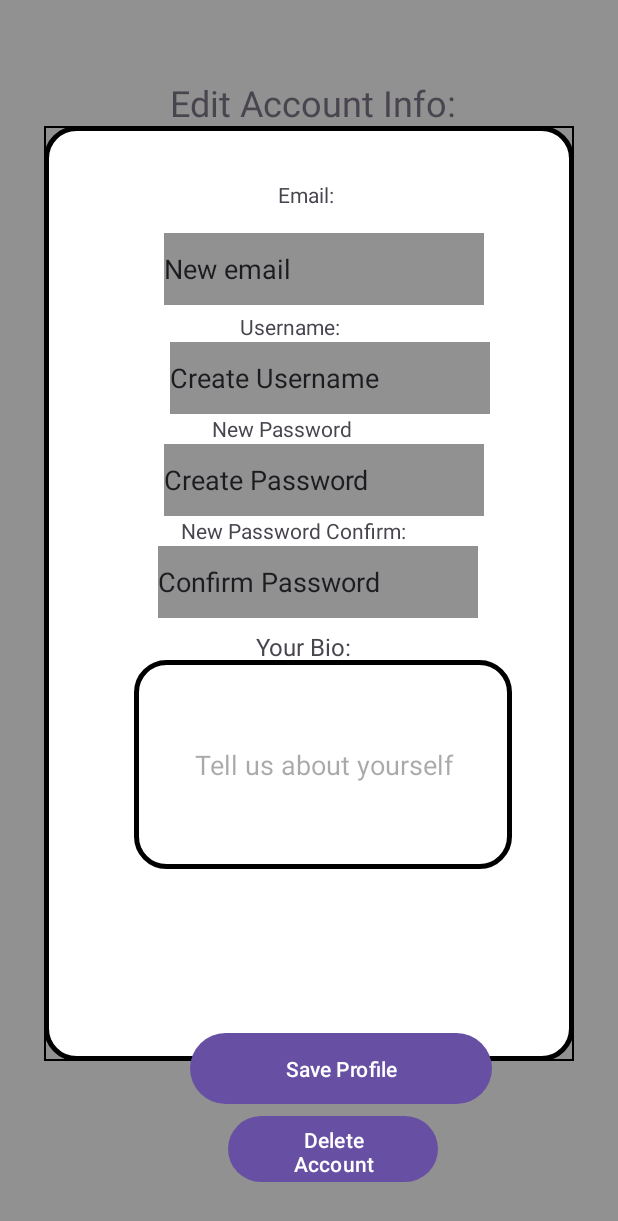
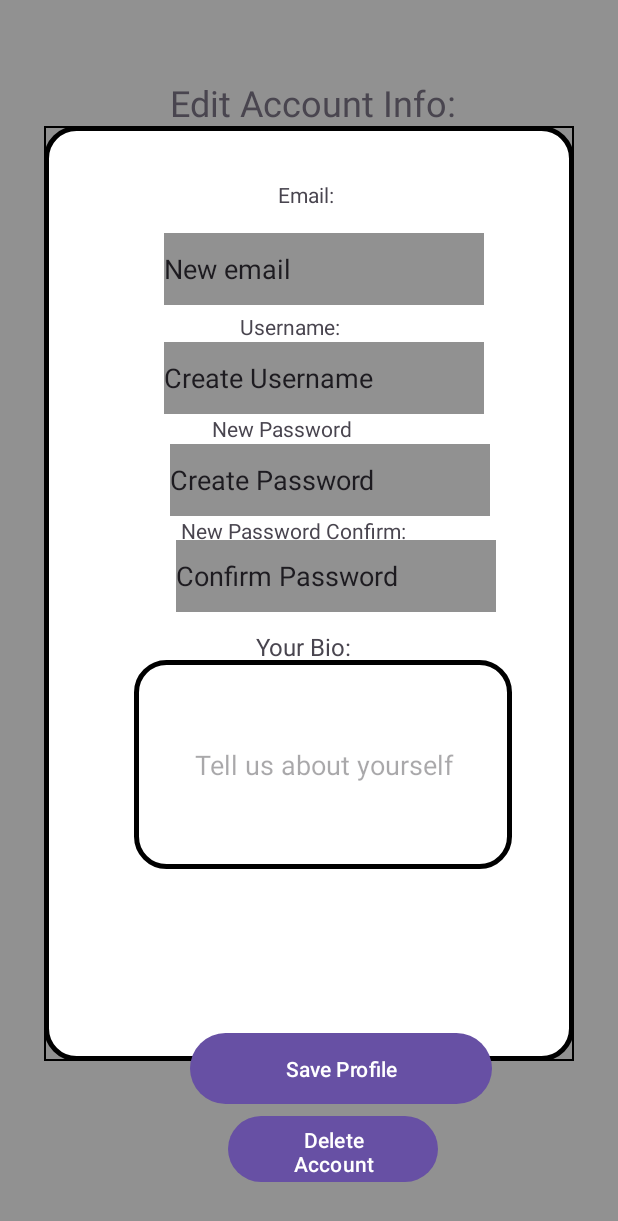
Before and after one commit to byui-cse397/2024WinCSE490PCP, an Android app: the layout editaccount.xml on its own in the app's theme, with its tools: preview values and no code run, on a phone screen of 412 x 824 dp. Shown: the top 1221 px of the screen. Run offline under Robolectric (Android 15) with nearby library versions, the phone set to English and light mode, and no system bars.

Commit message:
Update editaccount.xml

```diff
--- a/src/Front-End/project/app/src/main/res/layout/editaccount.xml
+++ b/src/Front-End/project/app/src/main/res/layout/editaccount.xml
@@ -24,7 +24,7 @@
         android:layout_width="wrap_content"
         android:layout_height="wrap_content"
         android:layout_marginTop="144dp"
-        android:layout_marginEnd="56dp"
+        android:layout_marginEnd="60dp"
         android:background="@color/background"
         android:ems="10"
         android:inputType="text"
@@ -114,7 +114,7 @@
         android:layout_width="wrap_content"
         android:layout_height="wrap_content"
         android:layout_marginTop="212dp"
-        android:layout_marginEnd="60dp"
+        android:layout_marginEnd="56dp"
         android:background="@color/background"
         android:ems="10"
         android:inputType="text"
@@ -147,8 +147,8 @@
         android:id="@+id/confirmNpass"
         android:layout_width="wrap_content"
         android:layout_height="wrap_content"
-        android:layout_marginTop="280dp"
-        android:layout_marginEnd="64dp"
+        android:layout_marginTop="276dp"
+        android:layout_marginEnd="52dp"
         android:background="@color/background"
         android:ems="10"
         android:inputType="text"
```
